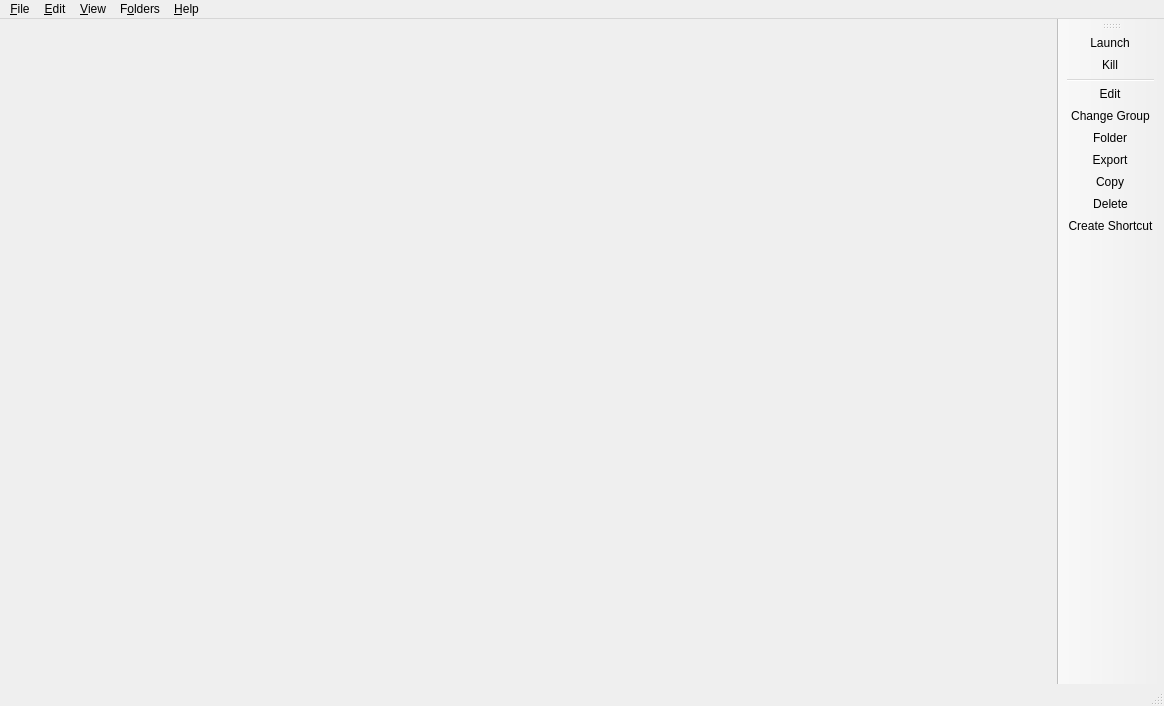
This is src/instance.ui in xgui4/LCE-Qt-Launcher as Qt 5 draws it before an edit. The edited form follows.
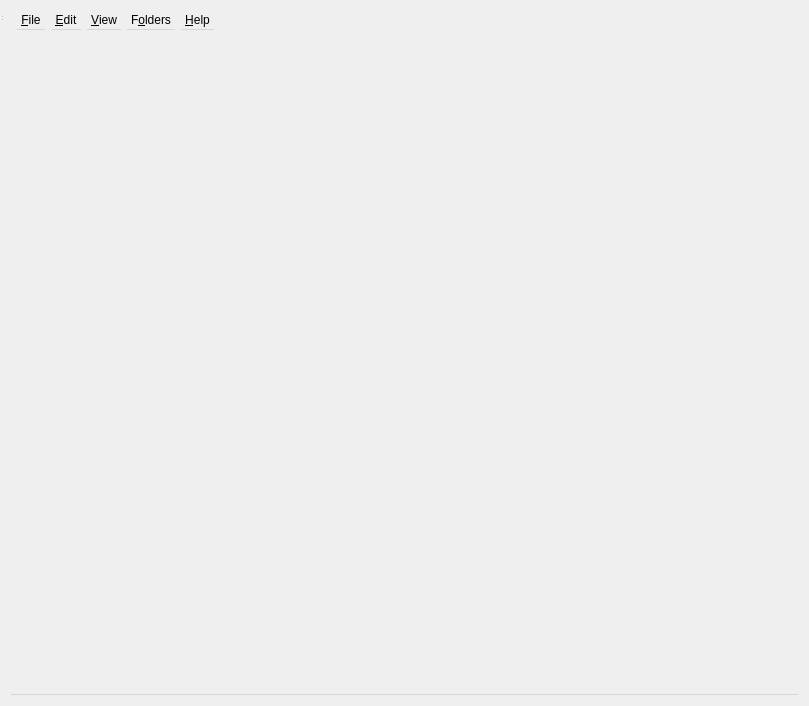
This is the edited form. Icons and pictures are not drawn.

Commit message: better structure + added a updated instance editor

```diff
--- a/src/instance.ui
+++ b/src/instance.ui
@@ -1,12 +1,12 @@
 <?xml version="1.0" encoding="UTF-8"?>
 <ui version="4.0">
  <class>InstancesEditor</class>
- <widget class="QMainWindow" name="InstancesEditor">
+ <widget class="QWidget" name="InstancesEditor">
   <property name="geometry">
    <rect>
     <x>0</x>
     <y>0</y>
-    <width>1164</width>
+    <width>809</width>
     <height>706</height>
    </rect>
   </property>
@@ -17,74 +17,9 @@
    <iconset resource="../res.qrc">
     <normaloff>:/assets/app.ico</normaloff>:/assets/app.ico</iconset>
   </property>
-  <widget class="QWidget" name="centralWidget">
-   <layout class="QHBoxLayout" name="horizontalLayout">
-    <property name="spacing">
-     <number>0</number>
-    </property>
-    <property name="leftMargin">
-     <number>0</number>
-    </property>
-    <property name="topMargin">
-     <number>0</number>
-    </property>
-    <property name="rightMargin">
-     <number>0</number>
-    </property>
-    <property name="bottomMargin">
-     <number>0</number>
-    </property>
-   </layout>
-  </widget>
-  <widget class="QStatusBar" name="statusBar"/>
-  <widget class="QToolBar" name="instanceToolBar">
-   <property name="windowTitle">
-    <string>Instance Toolbar</string>
-   </property>
-   <property name="allowedAreas">
-    <set>Qt::ToolBarArea::LeftToolBarArea|Qt::ToolBarArea::RightToolBarArea</set>
-   </property>
-   <property name="iconSize">
-    <size>
-     <width>16</width>
-     <height>16</height>
-    </size>
-   </property>
-   <property name="toolButtonStyle">
-    <enum>Qt::ToolButtonStyle::ToolButtonTextBesideIcon</enum>
-   </property>
-   <property name="floatable">
-    <bool>false</bool>
-   </property>
-   <property name="useDefaultAction" stdset="0">
-    <bool>true</bool>
-   </property>
-   <attribute name="toolBarArea">
-    <enum>RightToolBarArea</enum>
-   </attribute>
-   <attribute name="toolBarBreak">
-    <bool>false</bool>
-   </attribute>
-   <addaction name="actionLaunchInstance"/>
-   <addaction name="actionKillInstance"/>
-   <addaction name="separator"/>
-   <addaction name="actionEditInstance"/>
-   <addaction name="actionChangeInstGroup"/>
-   <addaction name="actionViewSelectedInstFolder"/>
-   <addaction name="actionExportInstance"/>
-   <addaction name="actionCopyInstance"/>
-   <addaction name="actionDeleteInstance"/>
-   <addaction name="actionCreateInstanceShortcut"/>
-  </widget>
+  <layout class="QGridLayout" name="gridLayout">
+   <item row="0" column="0">
   <widget class="QMenuBar" name="menuBar">
-   <property name="geometry">
-    <rect>
-     <x>0</x>
-     <y>0</y>
-     <width>1164</width>
-     <height>29</height>
-    </rect>
-   </property>
    <widget class="QMenu" name="fileMenu">
     <property name="title">
      <string>&amp;File</string>
@@ -167,6 +102,45 @@
    <addaction name="viewMenu"/>
    <addaction name="foldersMenu"/>
    <addaction name="helpMenu"/>
+    </widget>
+   </item>
+  </layout>
+  <widget class="QWidget" name="centralWidget">
+   <property name="geometry">
+    <rect>
+     <x>0</x>
+     <y>0</y>
+     <width>2</width>
+     <height>2</height>
+    </rect>
+   </property>
+   <layout class="QHBoxLayout" name="horizontalLayout">
+    <property name="spacing">
+     <number>0</number>
+    </property>
+    <property name="leftMargin">
+     <number>0</number>
+    </property>
+    <property name="topMargin">
+     <number>0</number>
+    </property>
+    <property name="rightMargin">
+     <number>0</number>
+    </property>
+    <property name="bottomMargin">
+     <number>0</number>
+    </property>
+   </layout>
+  </widget>
+  <widget class="QStatusBar" name="statusBar">
+   <property name="geometry">
+    <rect>
+     <x>0</x>
+     <y>0</y>
+     <width>3</width>
+     <height>22</height>
+    </rect>
+   </property>
   </widget>
   <action name="actionMoreNews">
    <property name="icon">
```
Lines whose indentation alone changed are shown as unchanged. The commit also changes 25 other files.
